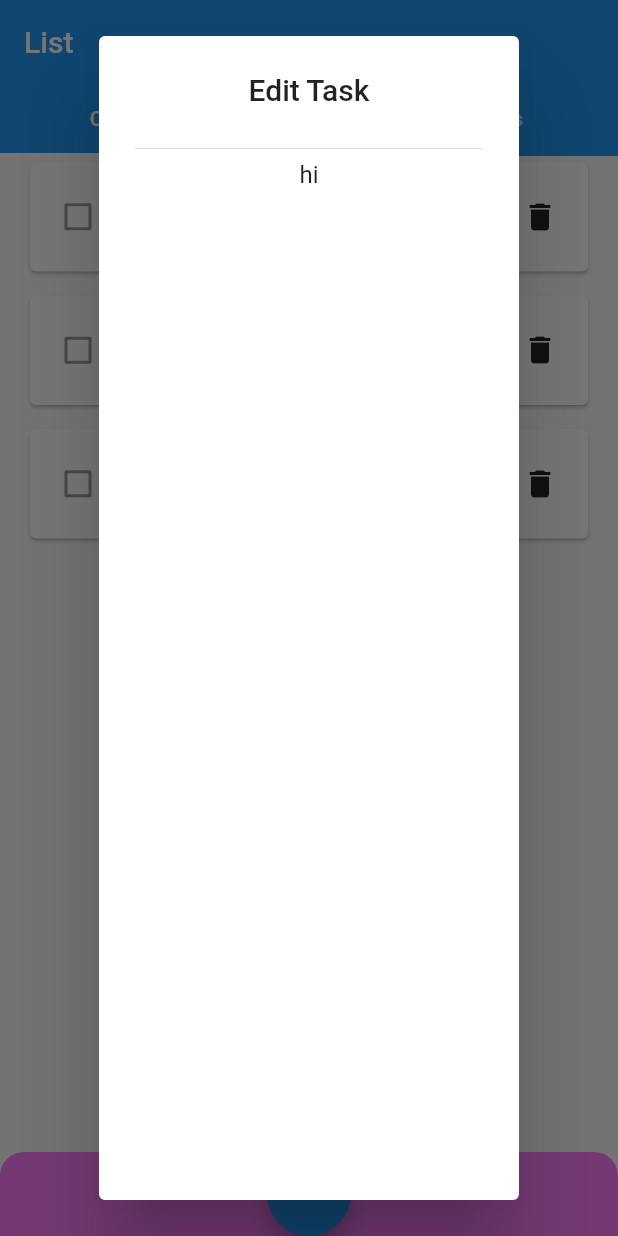
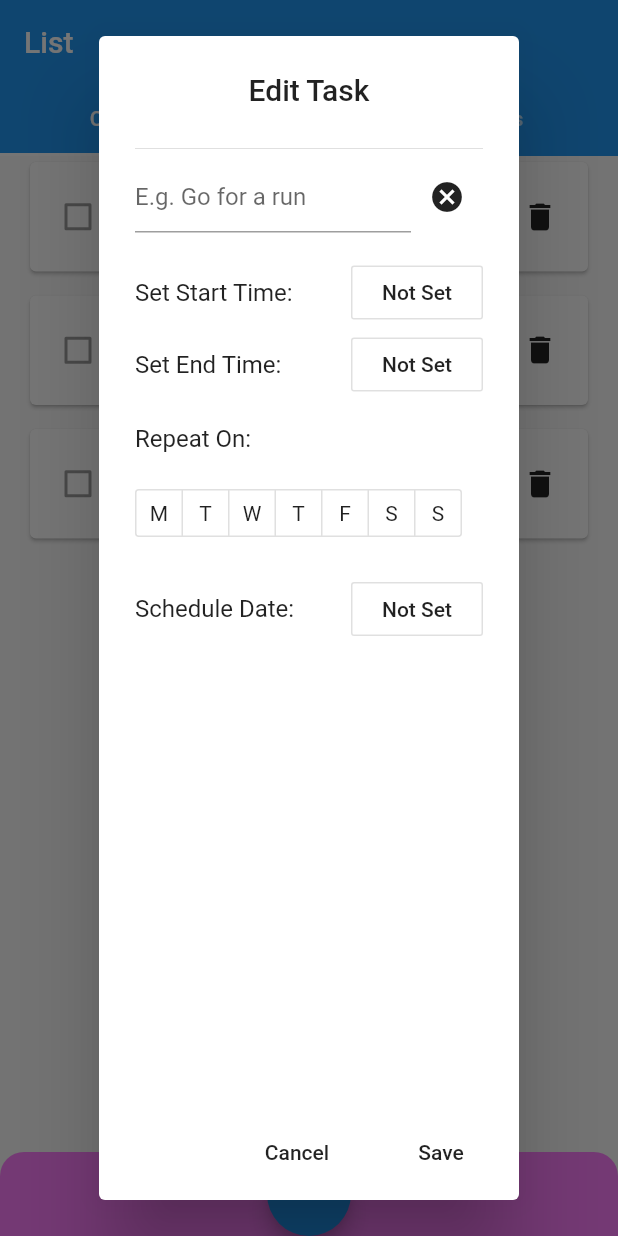
Before and after one commit to eacrawford02/list-app, a Flutter app: the screen it shows after launch, after a tap on the "edit" icon, on a phone screen of 412 x 824 dp. Run offline on Flutter 3.47's test engine with Material 2 defaults, Android fonts, the phone set to English and light mode, and no system bars.

Commit message:
Completed almost all of the funtionality of the task edit dialog

```diff
--- a/lib/widgets/task.dart
+++ b/lib/widgets/task.dart
@@ -24,18 +24,30 @@ class TaskState extends State<Task> {
   bool _isExpired = false;
 
   TaskState(this._listModel, this._animation, this._data) {
+    if (_data.isScheduled) {
       TimeOfDay timeRef = TimeOfDay.now();
       int currentTime = _data.createTimeStamp(timeRef.hour, timeRef.minute);
-    int startTime = _data.createTimeStamp(_data.startTimeH, _data.startTimeM);
-    int endTime = _data.createTimeStamp(_data.endTimeH, _data.endTimeM);
       // Determine whether or not the task is active or expired
-    if (_data.isScheduled && currentTime >= startTime) {
+      if (_data.startTime != null) {
+        int startTime = _data.createTimeStamp(
+            _data.startTime.hour, _data.startTime.minute);
+        if (currentTime >= startTime) {
           _isActive = true;
+        }
+      }
+      if (_data.endTime != null) {
+        int endTime = _data.createTimeStamp(
+            _data.endTime.hour, _data.endTime.minute);
         if (currentTime >= endTime) {
           _isActive = false;
           _isExpired = true;
         }
       }
+    }
+  }
+
+  void updateStatus() {
+
   }
 
   void onChecked(bool) {
@@ -49,6 +61,12 @@ class TaskState extends State<Task> {
       context: context,
       builder: (BuildContext context) => TaskEditDialog(_data)
     );
+    if (_data.isSet) {
+      setState(() {
+        // TODO: check if status has changed (active/expired)
+        _listModel.submitTaskEdit(_data);
+      });
+    }
   }
 
   @override
@@ -128,24 +146,60 @@ class TaskData {
   bool isDone;
   String text;
   bool isScheduled;
-  int startTimeH;
-  int startTimeM;
-  int endTimeH;
-  int endTimeM;
+  TimeOfDay startTime;
+  TimeOfDay endTime;
+  List<bool> repeatDays = List.filled(7, false);
+  DateTime date;
 
   TaskData({
     @required this.id,
     this.isDone : false,
     this.text : "Edit Task",
     this.isScheduled : false,
-    this.startTimeH : 0,
-    this.startTimeM : 0,
-    this.endTimeH : 0,
-    this.endTimeM : 0
+    this.startTime,
+    this.endTime,
+    this.date
   });
 
   int createTimeStamp(int hour, int minute) {
     return (hour * 100) + minute;
+  }
+
+  String timeToString(TimeOfDay timeOfDay) {
+    int hour = timeOfDay.hour;
+    int minute = timeOfDay.minute;
+    String mm = "$minute";
+    if (minute < 10) {
+      mm = "0$minute";
+    }
+    if (hour == 0) {
+      return "12:$mm AM";
+    }
+    else if (hour < 12) {
+      return "$hour:$mm AM";
+    }
+    else if (hour == 12) {
+      return "12:$mm PM";
+    }
+    else {
+      int h = hour - 12;
+      return "$h:$mm PM";
+    }
+  }
+
+  String dateToString(DateTime date) {
+    int year = date.year;
+    int month = date.month;
+    int day = date.day;
+    String mm = "$month";
+    String dd = "$day";
+    if (month < 10) {
+      mm = "0$month";
+    }
+    if (day < 10) {
+      dd = "0$day";
+    }
+    return "$year-$mm-$dd";
   }
 }
 
--- a/lib/widgets/task_edit_dialog.dart
+++ b/lib/widgets/task_edit_dialog.dart
@@ -15,8 +15,40 @@ class TaskEditDialog extends StatefulWidget {
 class TaskEditDialogState extends State<TaskEditDialog> {
 
   final TaskData _taskData;
+  TextEditingController _textController = TextEditingController();
+  String _text;
+  TimeOfDay _startTime;
+  TimeOfDay _endTime;
+  List<bool> _repeatDays;
+  DateTime _date;
 
-  TaskEditDialogState(this._taskData);
+  TaskEditDialogState(this._taskData) {
+    _startTime = _taskData.startTime;
+    _endTime = _taskData.endTime;
+    _repeatDays = _taskData.repeatDays;
+    _date = _taskData.date;
+
+    if (_taskData.isSet) {
+      _text = _taskData.text;
+      _textController.text = _text;
+    }
+  }
+
+  void _saveData() {
+    if (_text == null)
+      return;
+
+    _taskData.isSet = true;
+    if (_startTime != null || _endTime != null) {
+      _taskData.isScheduled = true;
+    }
+
+    _taskData.text = _text;
+    _taskData.startTime = _startTime;
+    _taskData.endTime = _endTime;
+    _taskData.repeatDays = _repeatDays;
+    _taskData.date = _date;
+  }
 
   @override
   Widget build(BuildContext context) {
@@ -26,13 +58,127 @@ class TaskEditDialogState extends State<TaskEditDialog> {
         textAlign: TextAlign.center
       ),
       content: Column(
+        crossAxisAlignment: CrossAxisAlignment.start,
         children: <Widget>[
           Divider(),
-          Text("hi")
+          Padding(
+            padding: const EdgeInsets.only(
+              bottom: 16
+            ),
+            child: Row(children: <Widget>[
+              Expanded(
+                  child: TextField(
+                      controller: _textController,
+                      decoration: InputDecoration(
+                          hintText: _taskData.isSet ? "" : "E.g. Go for a run"
+                      ),
+                      maxLines: null,
+                      onSubmitted: (String value) {
+                        print(value);
+                        _text = value;
+                      }
+                  )
+              ),
+              IconButton(
+                  icon: Icon(Icons.cancel),
+                  iconSize: 24,
+                  onPressed: () {
+                    _textController.text = "";
+                  }
+              )
+            ]),
+          ),
+          Row(children: <Widget>[
+            Expanded(
+              child: Text("Set Start Time:"),
+            ),
+            OutlineButton(
+              child: Text(
+                  _startTime == null ? "Not Set" : _taskData.timeToString(_startTime)
+              ),
+              onPressed: () async {
+                _startTime = await showTimePicker(
+                  context: context,
+                  initialTime: TimeOfDay.now()
+                );
+                setState(() {});
+              }
+            )
+          ]),
+          Row(children: <Widget>[
+            Expanded(
+              child: Text("Set End Time:"),
+            ),
+            OutlineButton(
+                child: Text(
+                    _endTime == null ? "Not Set" : _taskData.timeToString(_endTime)
+                ),
+                onPressed: () async {
+                  _endTime = await showTimePicker(
+                      context: context,
+                      initialTime: TimeOfDay.now()
+                  );
+                  setState(() {});
+                }
+            )
+          ]),
+          Padding(
+            padding: const EdgeInsets.only(
+              top: 16,
+              bottom: 16
+            ),
+            child: Text("Repeat On:", textAlign: TextAlign.left)
+          ),
+          ToggleButtons(
+            children: <Widget>[
+              Text("M"), Text("T"), Text("W"), Text("T"), Text("F"), Text("S"),
+              Text("S")
+            ],
+            constraints: BoxConstraints.expand(width: 30, height: 30),
+            borderRadius: BorderRadius.circular(2),
+            onPressed: (int index) {
+              setState(() {
+                _repeatDays[index] = !_repeatDays[index];
+              });
+            },
+            isSelected: _repeatDays
+          ),
+          Padding(
+            padding: const EdgeInsets.only(top: 16),
+            child: Row(children: <Widget>[
+              Expanded(
+                child: Text("Schedule Date:"),
+              ),
+              OutlineButton(
+                  child: Text(
+                      _date == null ? "Not Set" : _taskData.dateToString(_date)
+                  ),
+                  onPressed: () async {
+                    _date = await showDatePicker(
+                        context: context,
+                        initialDate: DateTime.now(),
+                        firstDate: DateTime.now(),
+                        lastDate: DateTime.now().add(Duration(days: 36500))
+                    );
+                    setState(() {});
+                  }
+              )
+            ])
+          )
         ],
       ),
       actions: <Widget>[
-
+        FlatButton(
+          child: Text("Cancel"),
+          onPressed: () => Navigator.of(context).pop()
+        ),
+        FlatButton(
+          child: Text("Save"),
+          onPressed: () {
+            _saveData();
+            Navigator.of(context).pop();
+          }
+        )
       ],
     );
   }
```
Lines whose indentation alone changed are shown as unchanged.
